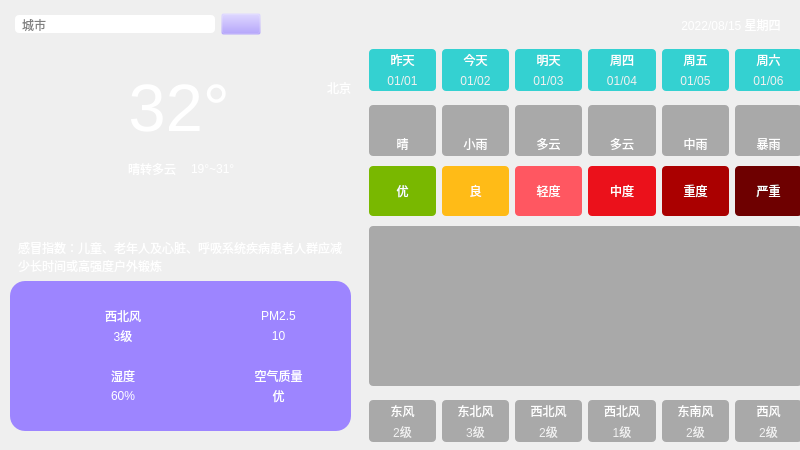
Old version of the form Weather/mainwindow.ui in the repository dongchao980612/QtWeather.
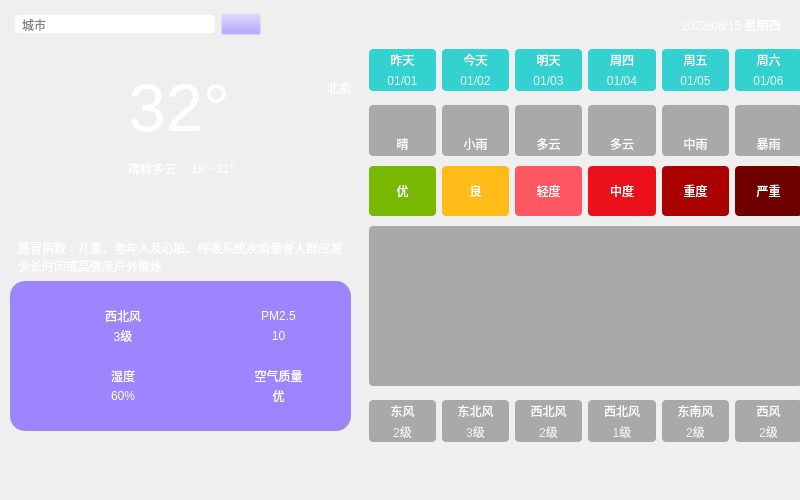
New version of the form. Icons and pictures are not drawn.

Patch:
```diff
--- a/Weather/mainwindow.ui
+++ b/Weather/mainwindow.ui
@@ -7,9 +7,21 @@
     <x>0</x>
     <y>0</y>
     <width>800</width>
-    <height>450</height>
+    <height>500</height>
    </rect>
   </property>
+  <property name="minimumSize">
+   <size>
+    <width>800</width>
+    <height>500</height>
+   </size>
+  </property>
+  <property name="maximumSize">
+   <size>
+    <width>800</width>
+    <height>500</height>
+   </size>
+  </property>
   <property name="windowTitle">
    <string>MainWindow</string>
   </property>
@@ -23,6 +35,18 @@
       <height>500</height>
      </rect>
     </property>
+    <property name="minimumSize">
+     <size>
+      <width>800</width>
+      <height>500</height>
+     </size>
+    </property>
+    <property name="maximumSize">
+     <size>
+      <width>800</width>
+      <height>500</height>
+     </size>
+    </property>
     <property name="styleSheet">
      <string notr="true">QWidget#widget{
 	border-image: url(:/res/background.png);
```
Left out of the diff: 3 changed lines with no effect on the pictures.
